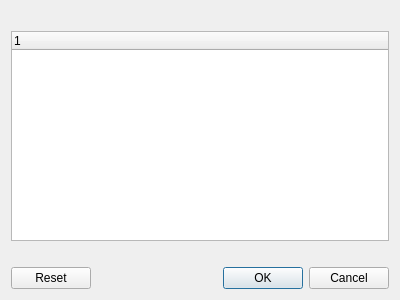
First picture: the form in tomviz/DataBrokerLoadDialog.ui, repository cjh1/tomviz, before the edit.
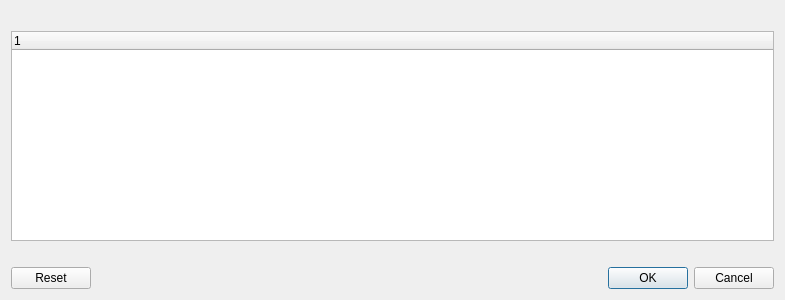
Second picture: the form after the edit.

Patch:
```diff
--- a/tomviz/DataBrokerLoadDialog.ui
+++ b/tomviz/DataBrokerLoadDialog.ui
@@ -6,7 +6,7 @@
    <rect>
     <x>0</x>
     <y>0</y>
-    <width>400</width>
+    <width>785</width>
     <height>300</height>
    </rect>
   </property>
```
